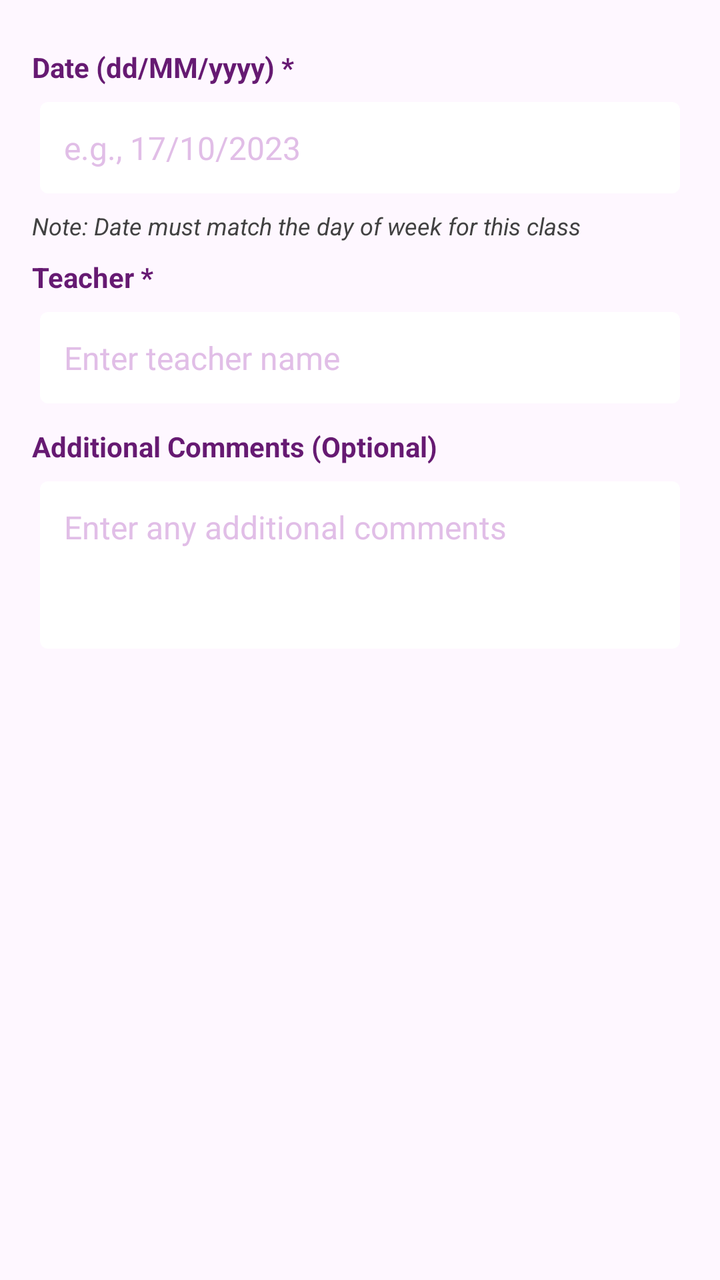
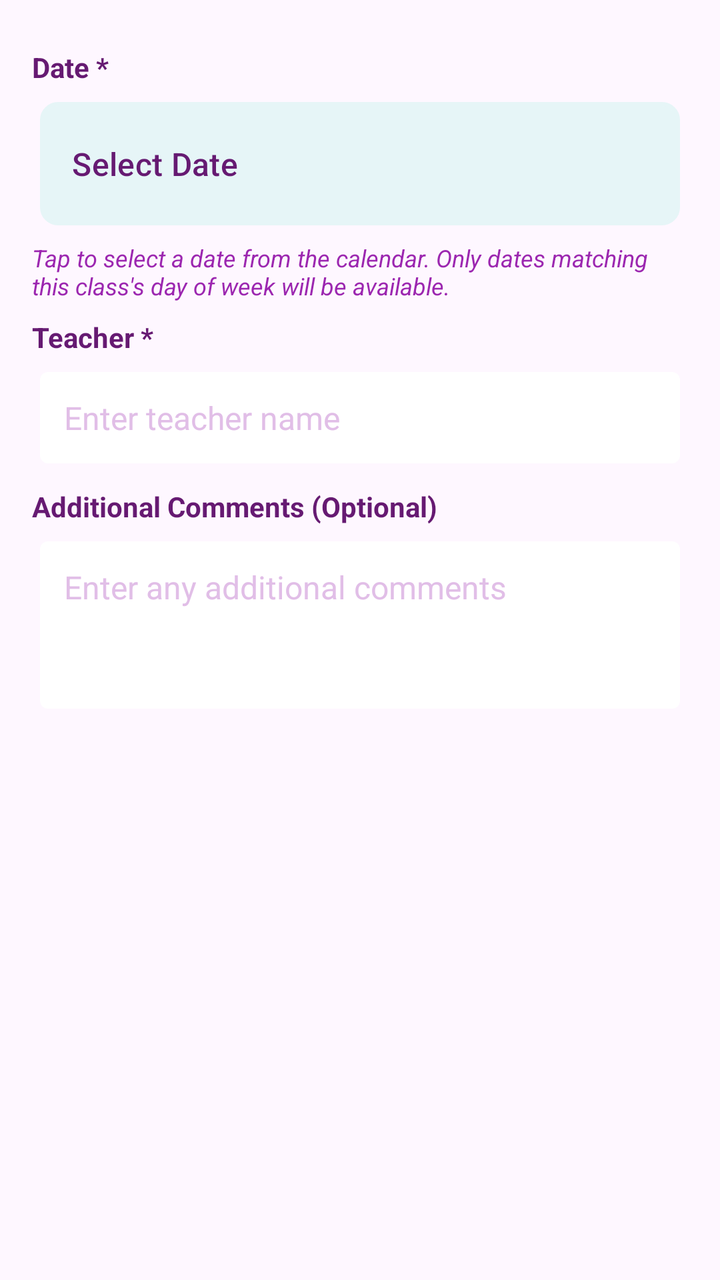

Before-and-after screenshots of an Android layout around one commit, followed by the original layout XML and the change that was made.
<!-- AndroidManifest.xml: application theme Theme.Yogaadminapp -->
<!-- res/layout/dialog_add_class_instance.xml -->
<?xml version="1.0" encoding="utf-8"?>
<LinearLayout xmlns:android="http://schemas.android.com/apk/res/android"
    android:layout_width="match_parent"
    android:layout_height="wrap_content"
    android:orientation="vertical"
    android:padding="16dp">

    
    <TextView
        style="@style/LabelStyle"
        android:layout_width="wrap_content"
        android:layout_height="wrap_content"
        android:text="Date (dd/MM/yyyy) *" />

    <EditText
        android:id="@+id/et_date"
        style="@style/InputFieldStyle"
        android:layout_width="match_parent"
        android:layout_height="wrap_content"
        android:hint="e.g., 17/10/2023"
        android:inputType="date" />

    <TextView
        android:layout_width="match_parent"
        android:layout_height="wrap_content"
        android:layout_marginTop="4dp"
        android:text="Note: Date must match the day of week for this class"
        android:textColor="@color/dark_gray"
        android:textSize="12sp"
        android:textStyle="italic" />

    
    <TextView
        style="@style/LabelStyle"
        android:layout_width="wrap_content"
        android:layout_height="wrap_content"
        android:text="Teacher *" />

    <EditText
        android:id="@+id/et_teacher"
        style="@style/InputFieldStyle"
        android:layout_width="match_parent"
        android:layout_height="wrap_content"
        android:hint="Enter teacher name"
        android:inputType="textPersonName" />

    
    <TextView
        style="@style/LabelStyle"
        android:layout_width="wrap_content"
        android:layout_height="wrap_content"
        android:text="Additional Comments (Optional)" />

    <EditText
        android:id="@+id/et_comments"
        style="@style/InputFieldStyle"
        android:layout_width="match_parent"
        android:layout_height="wrap_content"
        android:gravity="top"
        android:hint="Enter any additional comments"
        android:inputType="textMultiLine"
        android:lines="3" />

</LinearLayout>
<!-- resources referenced by this layout -->
<resources>
  <color name="dark_gray">#424242</color>
  <style name="InputFieldStyle">
          <item name="android:background">@drawable/input_background</item>
          <item name="android:padding">12dp</item>
          <item name="android:textSize">16sp</item>
          <item name="android:textColor">@color/medium_purple</item>
          <item name="android:textColorHint">@color/light_purple_2</item>
          <item name="android:layout_margin">4dp</item>
      </style>
  <style name="LabelStyle">
          <item name="android:textColor">@color/dark_purple</item>
          <item name="android:textSize">14sp</item>
          <item name="android:textStyle">bold</item>
          <item name="android:layout_marginTop">8dp</item>
          <item name="android:layout_marginBottom">4dp</item>
      </style>
  <style name="Theme.Yogaadminapp" parent="Base.Theme.Yogaadminapp" />
  <!-- drawable input_background (drawable) -->
  <?xml version="1.0" encoding="utf-8"?>
  <shape xmlns:android="http://schemas.android.com/apk/res/android">
      <solid android:color="@color/white" />
      <corners android:radius="4dp" />
  </shape>
  <color name="medium_purple">#9C27B0</color>
  <color name="light_purple_2">#E1BEE7</color>
  <color name="dark_purple">#661a72</color>
  <style name="Base.Theme.Yogaadminapp" parent="Theme.Material3.DayNight.NoActionBar">
          
          
      </style>
  <color name="white">#FFFFFFFF</color>
</resources>

<!-- the commit's change to res/layout/dialog_add_class_instance.xml (unified diff, before → after) -->
@@ -10,22 +10,25 @@
         style="@style/LabelStyle"
         android:layout_width="wrap_content"
         android:layout_height="wrap_content"
-        android:text="Date (dd/MM/yyyy) *" />
+        android:text="Date *" />
 
-    <EditText
-        android:id="@+id/et_date"
-        style="@style/InputFieldStyle"
+    <Button
+        android:id="@+id/btn_select_date"
+        style="@style/MenuButtonStyle"
         android:layout_width="match_parent"
         android:layout_height="wrap_content"
-        android:hint="e.g., 17/10/2023"
-        android:inputType="date" />
+        android:layout_marginBottom="8dp"
+        android:text="Select Date"
+        android:gravity="start|center_vertical"
+        android:paddingStart="16dp"
+        android:paddingEnd="16dp" />
 
     <TextView
         android:layout_width="match_parent"
         android:layout_height="wrap_content"
         android:layout_marginTop="4dp"
-        android:text="Note: Date must match the day of week for this class"
-        android:textColor="@color/dark_gray"
+        android:text="Tap to select a date from the calendar. Only dates matching this class's day of week will be available."
+        android:textColor="@color/medium_purple"
         android:textSize="12sp"
         android:textStyle="italic" />
 
<!-- resource entries referenced after the edit -->
@@ -1,6 +1,5 @@
 <!-- resources referenced by this layout -->
 <resources>
-  <color name="dark_gray">#424242</color>
   <style name="InputFieldStyle">
           <item name="android:background">@drawable/input_background</item>
           <item name="android:padding">12dp</item>
@@ -16,6 +15,19 @@
           <item name="android:layout_marginTop">8dp</item>
           <item name="android:layout_marginBottom">4dp</item>
       </style>
+  <style name="MenuButtonStyle">
+          <item name="android:background">@drawable/button_background</item>
+          <item name="android:textColor">@color/dark_purple</item>
+          <item name="android:textSize">16sp</item>
+          <item name="android:padding">16dp</item>
+          <item name="android:layout_margin">4dp</item>
+          <item name="android:textAllCaps">false</item>
+          <item name="android:elevation">0dp</item>
+          <item name="android:translationZ">0dp</item>
+          <item name="android:stateListAnimator">@null</item>
+          <item name="backgroundTint">@null</item>
+          <item name="android:backgroundTint">@null</item>
+      </style>
   <style name="Theme.Yogaadminapp" parent="Base.Theme.Yogaadminapp" />
   <!-- drawable input_background (drawable) -->
   <?xml version="1.0" encoding="utf-8"?>
@@ -26,10 +38,24 @@
   <color name="medium_purple">#9C27B0</color>
   <color name="light_purple_2">#E1BEE7</color>
   <color name="dark_purple">#661a72</color>
+  <!-- drawable button_background (drawable) -->
+  <?xml version="1.0" encoding="utf-8"?>
+  <shape xmlns:android="http://schemas.android.com/apk/res/android">
+      <solid android:color="@color/mint_green" />
+      <corners android:radius="8dp" />
+      <stroke
+          android:width="2dp"
+          android:color="@color/mint_green" />
+  </shape>
   <style name="Base.Theme.Yogaadminapp" parent="Theme.Material3.DayNight.NoActionBar">
           
           
+          
+          
+          <item name="android:windowContentTransitions">false</item>
+          <item name="android:windowActivityTransitions">false</item>
       </style>
   <color name="white">#FFFFFFFF</color>
+  <color name="mint_green">#e6f5f7</color>
 </resources>
 
